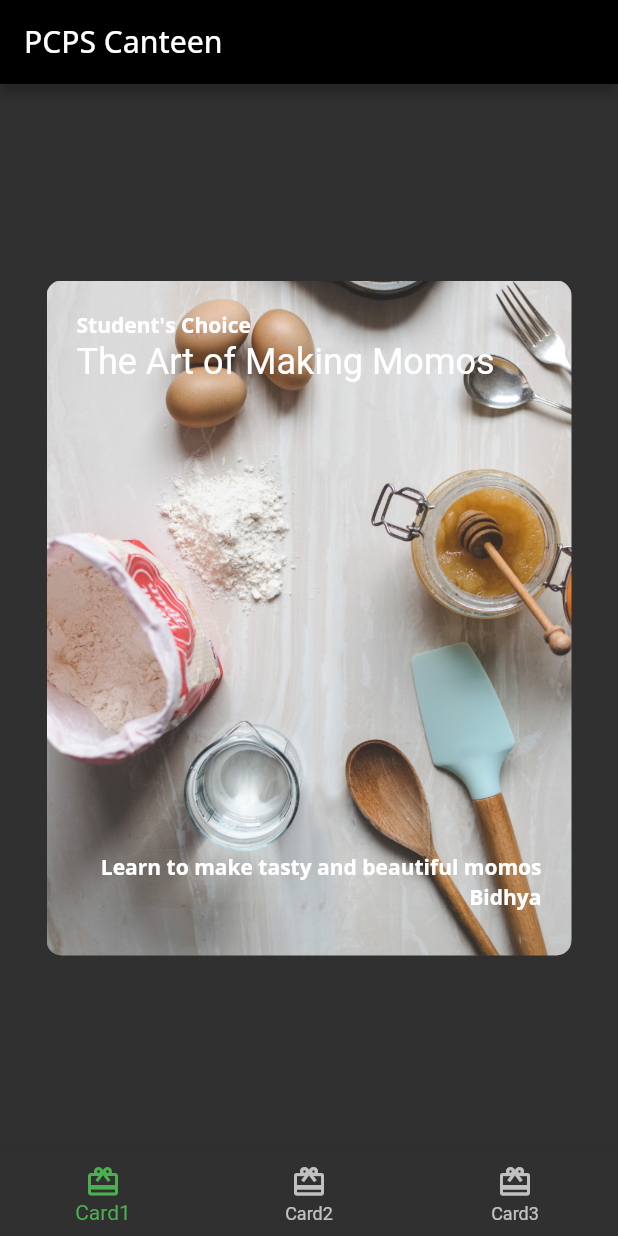
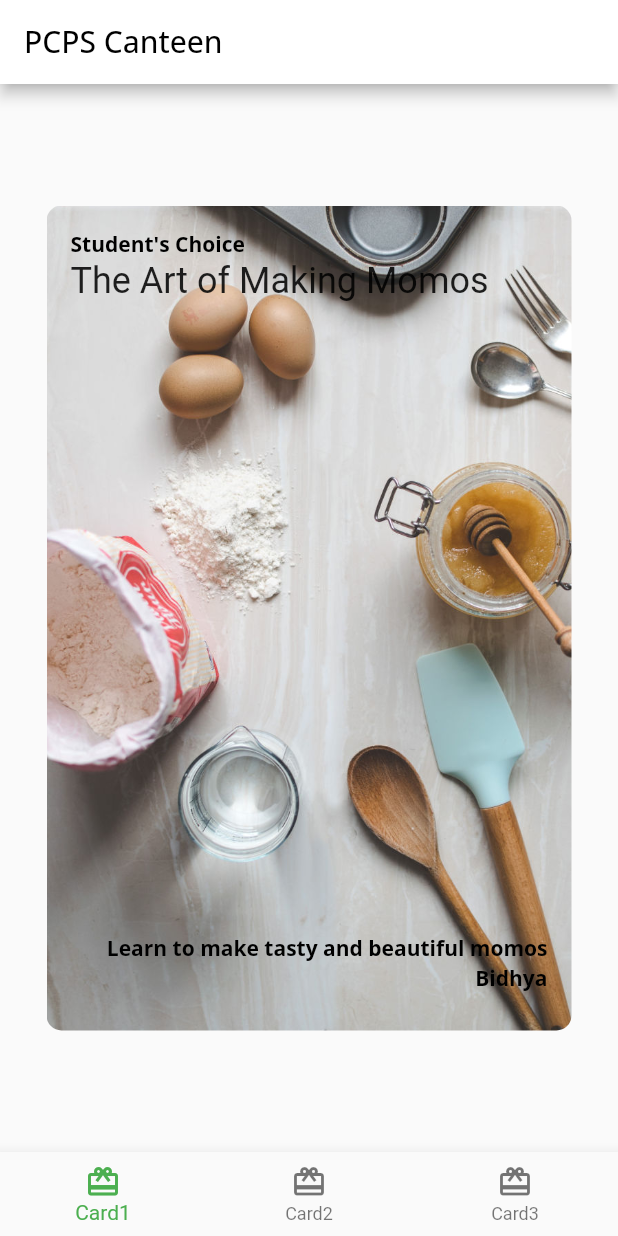
Before and after one commit to SudipRaaz/pcpscanteen, a Flutter app: the screen it shows after launch, on a phone screen of 412 x 824 dp. Run offline on Flutter 3.47's test engine with Material 2 defaults, Android fonts, the phone set to English and light mode, and no system bars; our stand-ins replace google_fonts.

Commit message:
Updated image size and box size

```diff
--- a/lib/card1.dart
+++ b/lib/card1.dart
@@ -31,10 +31,10 @@ class Card1 extends StatelessWidget {
             ),
           ],
         ),
-        padding: const EdgeInsets.all(20),
+        padding: const EdgeInsets.all(16),
         constraints: const BoxConstraints.expand(
           width: 350,
-          height: 450,
+          height: 550,
         ),
         decoration: const BoxDecoration(
           image: DecorationImage(
--- a/lib/main.dart
+++ b/lib/main.dart
@@ -12,7 +12,7 @@ class PcpsCanteenApp extends StatelessWidget {
   // This widget is the root of your application.
   @override
   Widget build(BuildContext context) {
-    final theme = PcpscanteenTheme.dark();
+    final theme = PcpscanteenTheme.light();
     return MaterialApp(
       title: 'PCPS Canteen',
       theme: theme,
```
Also changed, not shown: assets/images/card1.jpg, assets/images/card2.jpg, assets/images/card3.jpg.
